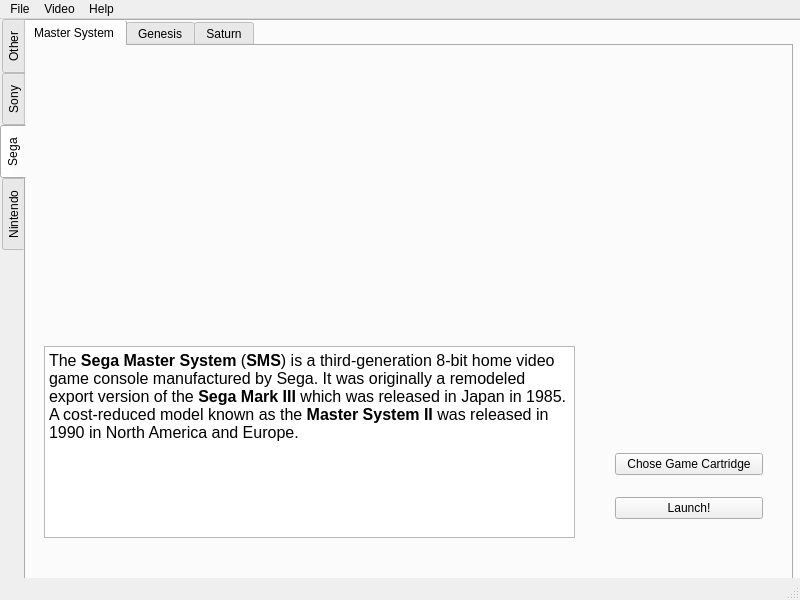
Before: the Qt Designer form MAME_GUI/mainwindow.ui in Rugaliz/Black_Noah, drawn with Qt 5.
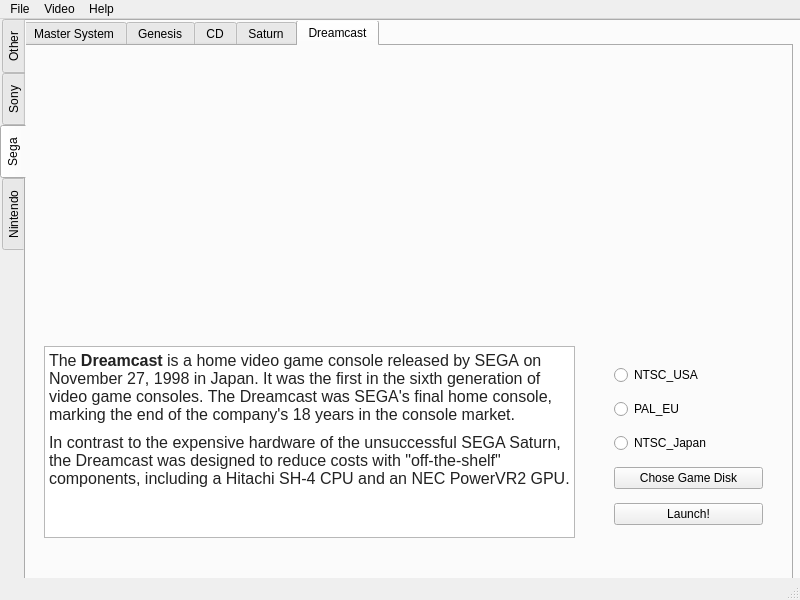
After: the same form once the commit is applied. The open tabs and pages were chosen to show the change.

```diff
--- a/MAME_GUI/mainwindow.ui
+++ b/MAME_GUI/mainwindow.ui
@@ -477,6 +477,68 @@
         </property>
        </widget>
       </widget>
+      <widget class="QWidget" name="tab_8">
+       <attribute name="title">
+        <string>CD</string>
+       </attribute>
+       <widget class="QWidget" name="verticalLayoutWidget_14">
+        <property name="geometry">
+         <rect>
+          <x>580</x>
+          <y>350</y>
+          <width>170</width>
+          <height>151</height>
+         </rect>
+        </property>
+        <layout class="QVBoxLayout" name="verticalLayout_15">
+         <item>
+          <widget class="QRadioButton" name="radioButton_NTSC_USA_MegaCD">
+           <property name="text">
+            <string>NTSC_USA</string>
+           </property>
+          </widget>
+         </item>
+         <item>
+          <widget class="QRadioButton" name="radioButton_NTSC_Japan_MegaCD">
+           <property name="text">
+            <string>NTSC_Japan</string>
+           </property>
+          </widget>
+         </item>
+         <item>
+          <widget class="QPushButton" name="Chose_file_SEGA_CD">
+           <property name="text">
+            <string>Chose Game Disk</string>
+           </property>
+          </widget>
+         </item>
+         <item>
+          <widget class="QPushButton" name="Launcher_Button_SEGA_CD">
+           <property name="text">
+            <string>Launch!</string>
+           </property>
+          </widget>
+         </item>
+        </layout>
+       </widget>
+       <widget class="QTextBrowser" name="textBrowser_MAME_11">
+        <property name="geometry">
+         <rect>
+          <x>20</x>
+          <y>300</y>
+          <width>531</width>
+          <height>192</height>
+         </rect>
+        </property>
+        <property name="html">
+         <string>&lt;!DOCTYPE HTML PUBLIC &quot;-//W3C//DTD HTML 4.0//EN&quot; &quot;http://www.w3.org/TR/REC-html40/strict.dtd&quot;&gt;
+&lt;html&gt;&lt;head&gt;&lt;meta name=&quot;qrichtext&quot; content=&quot;1&quot; /&gt;&lt;style type=&quot;text/css&quot;&gt;
+p, li { white-space: pre-wrap; }
+&lt;/style&gt;&lt;/head&gt;&lt;body style=&quot; font-family:'Cantarell'; font-size:11pt; font-weight:400; font-style:normal;&quot;&gt;
+&lt;p style=&quot; margin-top:0px; margin-bottom:0px; margin-left:0px; margin-right:0px; -qt-block-indent:0; text-indent:0px;&quot;&gt;&lt;span style=&quot; font-family:'sans-serif'; font-size:12pt; color:#222222; background-color:#ffffff;&quot;&gt;The &lt;/span&gt;&lt;span style=&quot; font-family:'sans-serif'; font-size:12pt; font-weight:600; color:#222222; background-color:#ffffff;&quot;&gt;Sega CD&lt;/span&gt;&lt;span style=&quot; font-family:'sans-serif'; font-size:12pt; color:#222222; background-color:#ffffff;&quot;&gt;, released as the &lt;/span&gt;&lt;span style=&quot; font-family:'sans-serif'; font-size:12pt; font-weight:600; color:#222222; background-color:#ffffff;&quot;&gt;Mega-CD &lt;/span&gt;&lt;span style=&quot; font-family:'sans-serif'; font-size:12pt; color:#222222; background-color:#ffffff;&quot;&gt;in most regions outside North America and Brazil, is a CD-ROM accessory for the SEGA GEnisis Video Game Console designed and produced by SEGA as part of the  fourth generation of video game consoles. It was released on December 12, 1991 in Japan. The Sega CD lets the user play CD-based games and adds hardware functionality such as a faster CPU and graphic enhancements. It can also play audio CDs and CD+G discs.&lt;/span&gt;&lt;/p&gt;&lt;/body&gt;&lt;/html&gt;</string>
+        </property>
+       </widget>
+      </widget>
       <widget class="QWidget" name="tab_12">
        <attribute name="title">
         <string>Saturn</string>
@@ -546,6 +608,76 @@
         </property>
        </widget>
       </widget>
+      <widget class="QWidget" name="tab_16">
+       <attribute name="title">
+        <string>Dreamcast</string>
+       </attribute>
+       <widget class="QWidget" name="verticalLayoutWidget_15">
+        <property name="geometry">
+         <rect>
+          <x>579</x>
+          <y>300</y>
+          <width>171</width>
+          <height>201</height>
+         </rect>
+        </property>
+        <layout class="QVBoxLayout" name="verticalLayout_6">
+         <item>
+          <widget class="QRadioButton" name="radioButton_NTSC_USA_Dreamcast">
+           <property name="text">
+            <string>NTSC_USA</string>
+           </property>
+          </widget>
+         </item>
+         <item>
+          <widget class="QRadioButton" name="radioButton_PAL_EU_Dreamcast">
+           <property name="text">
+            <string>PAL_EU</string>
+           </property>
+          </widget>
+         </item>
+         <item>
+          <widget class="QRadioButton" name="radioButton_NTSC_Japan_Dreamcast">
+           <property name="text">
+            <string>NTSC_Japan</string>
+           </property>
+          </widget>
+         </item>
+         <item>
+          <widget class="QPushButton" name="Chose_file_Dreamcast">
+           <property name="text">
+            <string>Chose Game Disk</string>
+           </property>
+          </widget>
+         </item>
+         <item>
+          <widget class="QPushButton" name="Launcher_Button_Dreamcast">
+           <property name="text">
+            <string>Launch!</string>
+           </property>
+          </widget>
+         </item>
+        </layout>
+       </widget>
+       <widget class="QTextBrowser" name="textBrowser_MAME_12">
+        <property name="geometry">
+         <rect>
+          <x>20</x>
+          <y>300</y>
+          <width>531</width>
+          <height>192</height>
+         </rect>
+        </property>
+        <property name="html">
+         <string>&lt;!DOCTYPE HTML PUBLIC &quot;-//W3C//DTD HTML 4.0//EN&quot; &quot;http://www.w3.org/TR/REC-html40/strict.dtd&quot;&gt;
+&lt;html&gt;&lt;head&gt;&lt;meta name=&quot;qrichtext&quot; content=&quot;1&quot; /&gt;&lt;style type=&quot;text/css&quot;&gt;
+p, li { white-space: pre-wrap; }
+&lt;/style&gt;&lt;/head&gt;&lt;body style=&quot; font-family:'Cantarell'; font-size:11pt; font-weight:400; font-style:normal;&quot;&gt;
+&lt;p style=&quot; margin-top:9px; margin-bottom:9px; margin-left:0px; margin-right:0px; -qt-block-indent:0; text-indent:0px; background-color:#ffffff;&quot;&gt;&lt;span style=&quot; font-family:'sans-serif'; font-size:12pt; color:#222222; background-color:#ffffff;&quot;&gt;The&lt;/span&gt;&lt;span style=&quot; font-family:'sans-serif'; font-size:12pt; color:#222222;&quot;&gt; &lt;/span&gt;&lt;span style=&quot; font-family:'sans-serif'; font-size:12pt; font-weight:600; color:#222222;&quot;&gt;Dreamcast&lt;/span&gt;&lt;span style=&quot; font-family:'sans-serif'; font-size:12pt; color:#222222;&quot;&gt; is a home video game console released by SEGA on November 27, 1998 in Japan. It was the first in the sixth generation of video game consoles. The Dreamcast was SEGA's final home console, marking the end of the company's 18 years in the console market.&lt;/span&gt;&lt;/p&gt;
+&lt;p style=&quot; margin-top:9px; margin-bottom:9px; margin-left:0px; margin-right:0px; -qt-block-indent:0; text-indent:0px; background-color:#ffffff;&quot;&gt;&lt;span style=&quot; font-family:'sans-serif'; font-size:12pt; color:#222222; background-color:#ffffff;&quot;&gt;In contrast to the expensive hardware of the unsuccessful SEGA Saturn&lt;/span&gt;&lt;span style=&quot; font-family:'sans-serif'; font-size:12pt; color:#222222;&quot;&gt;, the Dreamcast was designed to reduce costs with &amp;quot;off-the-shelf&amp;quot; components, including a Hitachi SH-4 CPU and an NEC PowerVR2 GPU.&lt;/span&gt;&lt;/p&gt;&lt;/body&gt;&lt;/html&gt;</string>
+        </property>
+       </widget>
+      </widget>
      </widget>
     </widget>
     <widget class="QWidget" name="tab_4">
```
Left out of the diff: 118 changed lines with no effect on the pictures.
